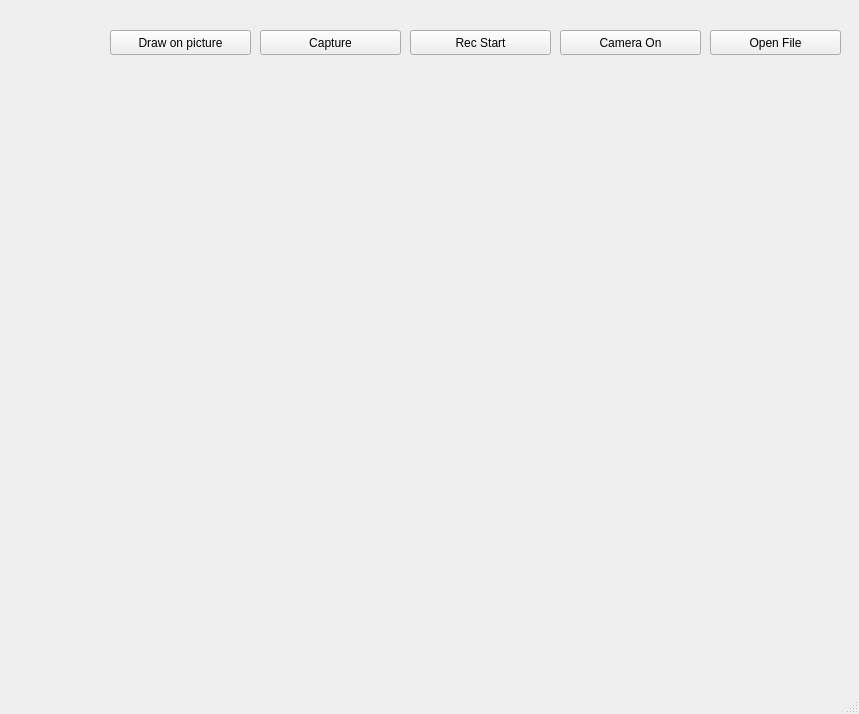
Old version of the form Camera_app.ui in the repository Pogajoa/PyQt.
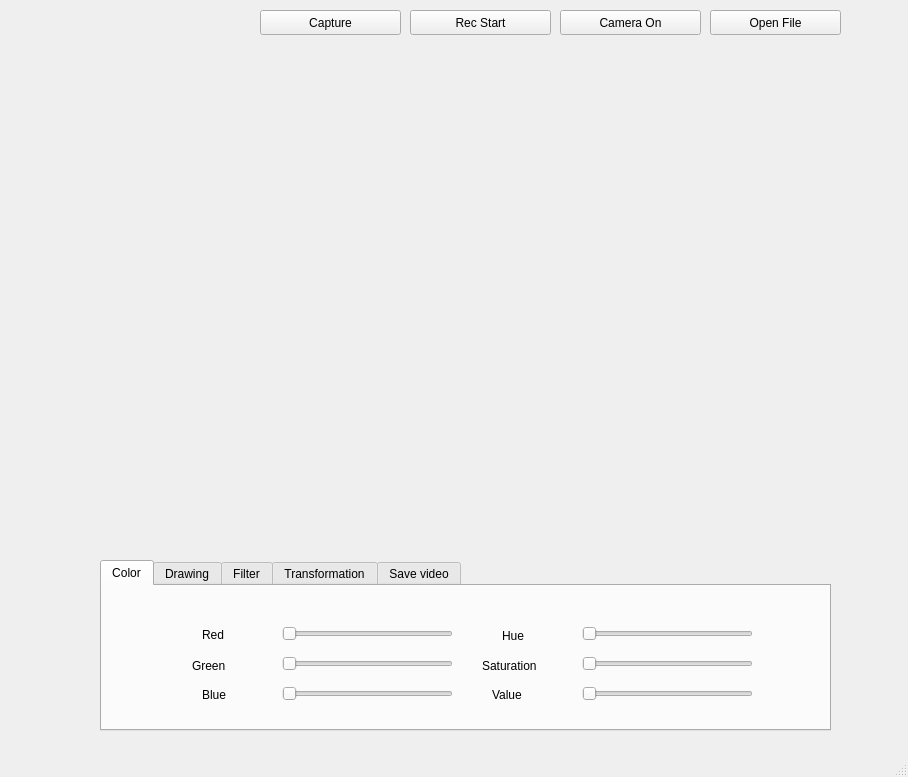
New version of the form. The open tabs and pages were chosen to show the change.

Commit message: Camera app

Diff of the .ui file:
```diff
--- a/Camera_app.ui
+++ b/Camera_app.ui
@@ -6,8 +6,8 @@
    <rect>
     <x>0</x>
     <y>0</y>
-    <width>859</width>
-    <height>714</height>
+    <width>908</width>
+    <height>777</height>
    </rect>
   </property>
   <property name="windowTitle">
@@ -18,9 +18,9 @@
     <property name="geometry">
      <rect>
       <x>60</x>
-      <y>130</y>
-      <width>751</width>
-      <height>511</height>
+      <y>80</y>
+      <width>801</width>
+      <height>451</height>
      </rect>
     </property>
     <property name="text">
@@ -31,7 +31,7 @@
     <property name="geometry">
      <rect>
       <x>410</x>
-      <y>30</y>
+      <y>10</y>
       <width>141</width>
       <height>25</height>
      </rect>
@@ -44,7 +44,7 @@
     <property name="geometry">
      <rect>
       <x>560</x>
-      <y>30</y>
+      <y>10</y>
       <width>141</width>
       <height>25</height>
      </rect>
@@ -57,7 +57,7 @@
     <property name="geometry">
      <rect>
       <x>710</x>
-      <y>30</y>
+      <y>10</y>
       <width>131</width>
       <height>25</height>
      </rect>
@@ -70,7 +70,7 @@
     <property name="geometry">
      <rect>
       <x>260</x>
-      <y>30</y>
+      <y>10</y>
       <width>141</width>
       <height>25</height>
      </rect>
@@ -79,18 +79,238 @@
      <string>Capture</string>
     </property>
    </widget>
-   <widget class="QPushButton" name="btnDraw">
+   <widget class="QTabWidget" name="tabWidget">
     <property name="geometry">
      <rect>
-      <x>110</x>
-      <y>30</y>
-      <width>141</width>
-      <height>25</height>
+      <x>100</x>
+      <y>560</y>
+      <width>731</width>
+      <height>171</height>
      </rect>
     </property>
-    <property name="text">
-     <string>Draw on picture</string>
+    <property name="currentIndex">
+     <number>1</number>
     </property>
+    <widget class="QWidget" name="tab">
+     <attribute name="title">
+      <string>Color</string>
+     </attribute>
+     <widget class="QLabel" name="label_2">
+      <property name="geometry">
+       <rect>
+        <x>100</x>
+        <y>40</y>
+        <width>31</width>
+        <height>17</height>
+       </rect>
+      </property>
+      <property name="text">
+       <string>Red</string>
+      </property>
+     </widget>
+     <widget class="QSlider" name="valueSlider">
+      <property name="geometry">
+       <rect>
+        <x>480</x>
+        <y>100</y>
+        <width>171</width>
+        <height>16</height>
+       </rect>
+      </property>
+      <property name="orientation">
+       <enum>Qt::Horizontal</enum>
+      </property>
+     </widget>
+     <widget class="QSlider" name="hueSlider">
+      <property name="geometry">
+       <rect>
+        <x>480</x>
+        <y>40</y>
+        <width>171</width>
+        <height>16</height>
+       </rect>
+      </property>
+      <property name="orientation">
+       <enum>Qt::Horizontal</enum>
+      </property>
+     </widget>
+     <widget class="QSlider" name="blueSlider">
+      <property name="geometry">
+       <rect>
+        <x>180</x>
+        <y>100</y>
+        <width>171</width>
+        <height>16</height>
+       </rect>
+      </property>
+      <property name="orientation">
+       <enum>Qt::Horizontal</enum>
+      </property>
+     </widget>
+     <widget class="QSlider" name="redSlider">
+      <property name="geometry">
+       <rect>
+        <x>180</x>
+        <y>40</y>
+        <width>171</width>
+        <height>16</height>
+       </rect>
+      </property>
+      <property name="orientation">
+       <enum>Qt::Horizontal</enum>
+      </property>
+     </widget>
+     <widget class="QLabel" name="label_5">
+      <property name="geometry">
+       <rect>
+        <x>400</x>
+        <y>40</y>
+        <width>31</width>
+        <height>20</height>
+       </rect>
+      </property>
+      <property name="text">
+       <string>Hue</string>
+      </property>
+     </widget>
+     <widget class="QLabel" name="label_6">
+      <property name="geometry">
+       <rect>
+        <x>390</x>
+        <y>100</y>
+        <width>41</width>
+        <height>17</height>
+       </rect>
+      </property>
+      <property name="text">
+       <string>Value</string>
+      </property>
+     </widget>
+     <widget class="QLabel" name="label_4">
+      <property name="geometry">
+       <rect>
+        <x>100</x>
+        <y>100</y>
+        <width>31</width>
+        <height>17</height>
+       </rect>
+      </property>
+      <property name="text">
+       <string>Blue</string>
+      </property>
+     </widget>
+     <widget class="QSlider" name="greenSlider">
+      <property name="geometry">
+       <rect>
+        <x>180</x>
+        <y>70</y>
+        <width>171</width>
+        <height>16</height>
+       </rect>
+      </property>
+      <property name="orientation">
+       <enum>Qt::Horizontal</enum>
+      </property>
+     </widget>
+     <widget class="QLabel" name="label_7">
+      <property name="geometry">
+       <rect>
+        <x>380</x>
+        <y>70</y>
+        <width>71</width>
+        <height>20</height>
+       </rect>
+      </property>
+      <property name="text">
+       <string>Saturation</string>
+      </property>
+     </widget>
+     <widget class="QLabel" name="label_3">
+      <property name="geometry">
+       <rect>
+        <x>90</x>
+        <y>70</y>
+        <width>41</width>
+        <height>20</height>
+       </rect>
+      </property>
+      <property name="text">
+       <string>Green</string>
+      </property>
+     </widget>
+     <widget class="QSlider" name="saturationSlider">
+      <property name="geometry">
+       <rect>
+        <x>480</x>
+        <y>70</y>
+        <width>171</width>
+        <height>16</height>
+       </rect>
+      </property>
+      <property name="orientation">
+       <enum>Qt::Horizontal</enum>
+      </property>
+     </widget>
+    </widget>
+    <widget class="QWidget" name="tab_2">
+     <attribute name="title">
+      <string>Drawing</string>
+     </attribute>
+     <widget class="QPushButton" name="drawColorBtn">
+      <property name="geometry">
+       <rect>
+        <x>300</x>
+        <y>60</y>
+        <width>101</width>
+        <height>25</height>
+       </rect>
+      </property>
+      <property name="text">
+       <string>Choose color</string>
+      </property>
+     </widget>
+     <widget class="QPushButton" name="clearBtn">
+      <property name="geometry">
+       <rect>
+        <x>180</x>
+        <y>60</y>
+        <width>101</width>
+        <height>25</height>
+       </rect>
+      </property>
+      <property name="text">
+       <string>Erase all</string>
+      </property>
+     </widget>
+     <widget class="QPushButton" name="btnDraw">
+      <property name="geometry">
+       <rect>
+        <x>20</x>
+        <y>60</y>
+        <width>141</width>
+        <height>25</height>
+       </rect>
+      </property>
+      <property name="text">
+       <string>Draw on picture</string>
+      </property>
+     </widget>
+    </widget>
+    <widget class="QWidget" name="tab_3">
+     <attribute name="title">
+      <string>Filter</string>
+     </attribute>
+    </widget>
+    <widget class="QWidget" name="tab_4">
+     <attribute name="title">
+      <string>Transformation</string>
+     </attribute>
+    </widget>
+    <widget class="QWidget" name="tab_5">
+     <attribute name="title">
+      <string>Save video</string>
+     </attribute>
+    </widget>
    </widget>
   </widget>
   <widget class="QMenuBar" name="menubar">
@@ -98,7 +318,7 @@
     <rect>
      <x>0</x>
      <y>0</y>
-     <width>859</width>
+     <width>908</width>
      <height>22</height>
     </rect>
    </property>
```
The commit also changes 3 other files.
